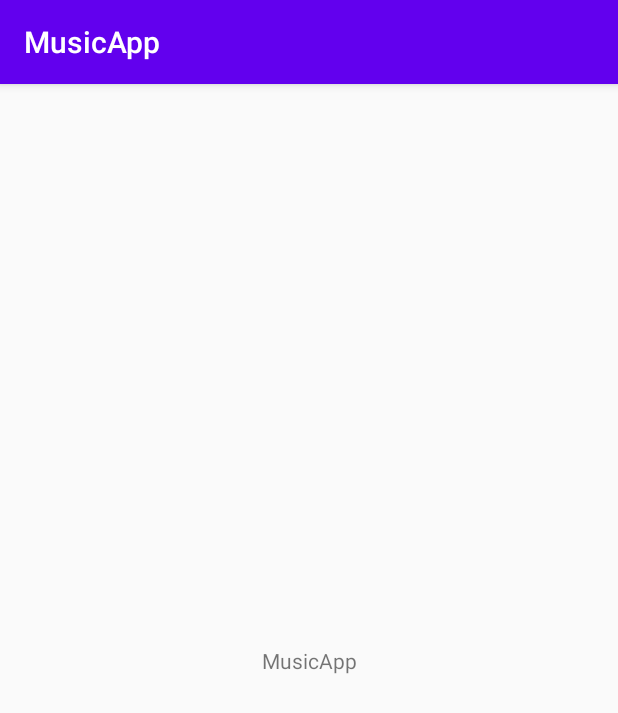
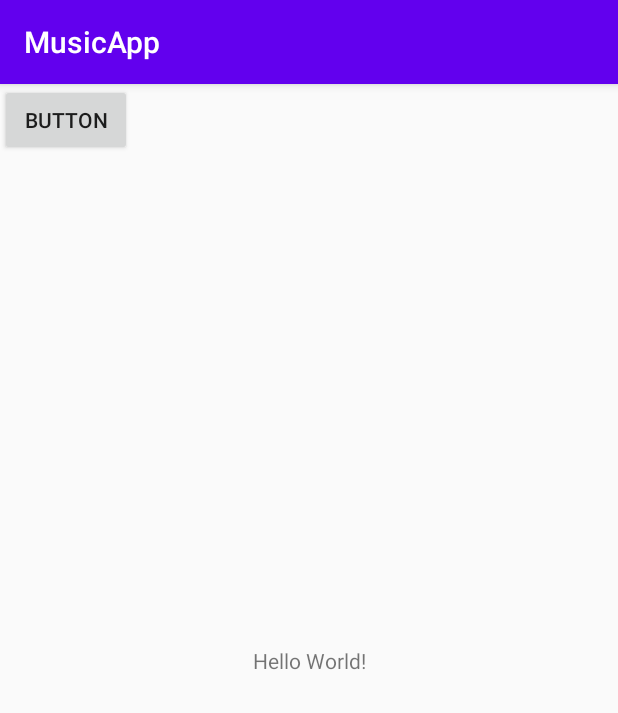
Before and after one commit to Advait1306/musicApp, an Android app: the screen it shows after launch (MainActivity), on a phone screen of 412 x 824 dp. Shown: the top 713 px of the screen. Run offline under Robolectric (Android 15) with nearby library versions, the phone set to English and light mode, and no system bars.

```diff
--- a/app/src/main/AndroidManifest.xml
+++ b/app/src/main/AndroidManifest.xml
@@ -3,6 +3,8 @@
     package="com.napster.musicapp">
 
     <uses-permission android:name="android.permission.READ_EXTERNAL_STORAGE" />
+
+    <uses-permission android:name="android.permission.WAKE_LOCK" />
 
     <application
         android:allowBackup="true"
--- a/app/src/main/java/com/napster/musicapp/MainActivity.kt
+++ b/app/src/main/java/com/napster/musicapp/MainActivity.kt
@@ -1,12 +1,14 @@
 package com.napster.musicapp
 
+import android.media.MediaPlayer
+import androidx.appcompat.app.AppCompatActivity
 import android.Manifest.*
 import android.Manifest.permission.READ_EXTERNAL_STORAGE as re
 import android.content.pm.PackageManager
 import android.os.Bundle
+import kotlinx.android.synthetic.main.activity_main.*
 import android.os.Parcel
 import android.util.Log
-import androidx.appcompat.app.AppCompatActivity
 import androidx.core.app.ActivityCompat
 import androidx.core.content.ContextCompat
 import com.napster.musicapp.repositories.songList
@@ -20,6 +22,17 @@ class MainActivity : AppCompatActivity()  {
     override fun onCreate(savedInstanceState: Bundle?) {
         super.onCreate(savedInstanceState)
         setContentView(R.layout.activity_main)
+
+        var mediaPlayer: MediaPlayer? = null
+
+        play.setOnClickListener {
+            if (mediaPlayer == null){
+                mediaPlayer = MediaPlayer.create(applicationContext, R.raw.song)
+
+            }
+
+            mediaPlayer!!.start()
+        }
         val songfileinfo :Songfileinfo = Songfileinfo(Parcel.obtain())
         Populate().audioRet()
         Songdata().getPlayList(this)
--- a/app/src/main/res/layout/activity_main.xml
+++ b/app/src/main/res/layout/activity_main.xml
@@ -2,18 +2,25 @@
 <androidx.constraintlayout.widget.ConstraintLayout xmlns:android="http://schemas.android.com/apk/res/android"
     xmlns:app="http://schemas.android.com/apk/res-auto"
     xmlns:tools="http://schemas.android.com/tools"
-    android:id="@+id/activity_main"
     android:layout_width="match_parent"
     android:layout_height="match_parent"
     tools:context=".MainActivity">
 
     <TextView
-        android:id="@+id/hello"
         android:layout_width="wrap_content"
         android:layout_height="wrap_content"
-        android:text="@string/app_name"
+        android:text="Hello World!"
         app:layout_constraintBottom_toBottomOf="parent"
-        app:layout_constraintEnd_toEndOf="parent"
-        app:layout_constraintStart_toStartOf="parent"
+        app:layout_constraintLeft_toLeftOf="parent"
+        app:layout_constraintRight_toRightOf="parent"
         app:layout_constraintTop_toTopOf="parent" />
+
+    <Button
+        android:id="@+id/play"
+        android:layout_width="wrap_content"
+        android:layout_height="wrap_content"
+        android:text="Button"
+        tools:layout_editor_absoluteX="71dp"
+        tools:layout_editor_absoluteY="131dp" />
+
 </androidx.constraintlayout.widget.ConstraintLayout>
```
Also changed, not shown: 1 other file.
